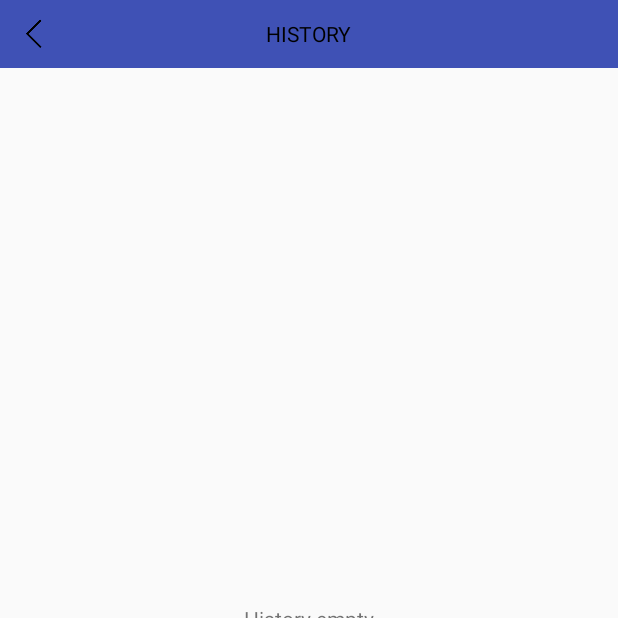
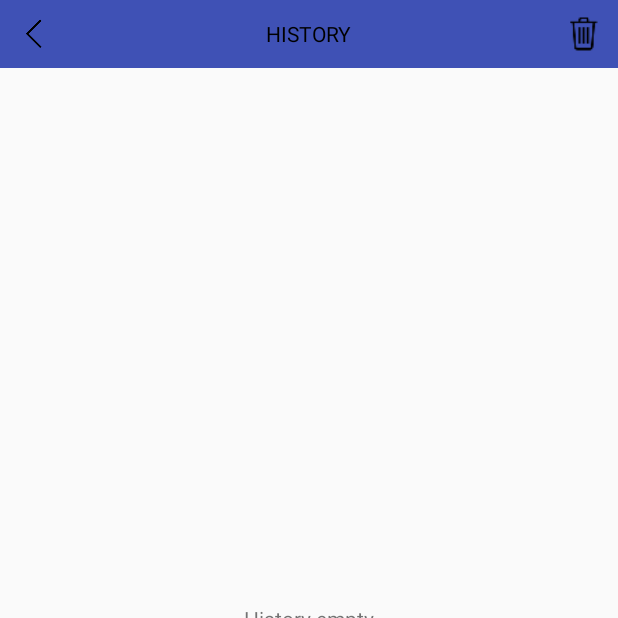
Before and after one commit to dvdinh307/CoinMarket, an Android app: the HistoryActivity screen opened directly, with no data from a screen before it, on a phone screen of 412 x 824 dp, the top half of it. Run offline under Robolectric (Android 15) with nearby library versions, the phone set to English and light mode, and no system bars; our stand-ins replace ButterKnife.

Commit message:
dinhdv commit coin

```diff
--- a/app/src/main/res/layout/activity_history.xml
+++ b/app/src/main/res/layout/activity_history.xml
@@ -26,6 +26,13 @@
             android:textAllCaps="true"
             android:textColor="@android:color/black" />
 
+        <ImageView
+            android:id="@+id/imv_clear"
+            android:layout_width="@dimen/value_45dp"
+            android:layout_height="@dimen/value_45dp"
+            android:layout_alignParentEnd="true"
+            android:padding="@dimen/value_8dp"
+            android:src="@mipmap/ic_clear" />
     </RelativeLayout>
 
     <ListView
```
Also changed, not shown: app/src/main/java/midas/coinmarket/controller/activity/HistoryActivity.java (+27 -1 lines), app/src/main/java/midas/coinmarket/model/DatabaseHelper.java (+8 -0 lines), app/src/main/res/mipmap-xxhdpi/ic_clear.png (added).
